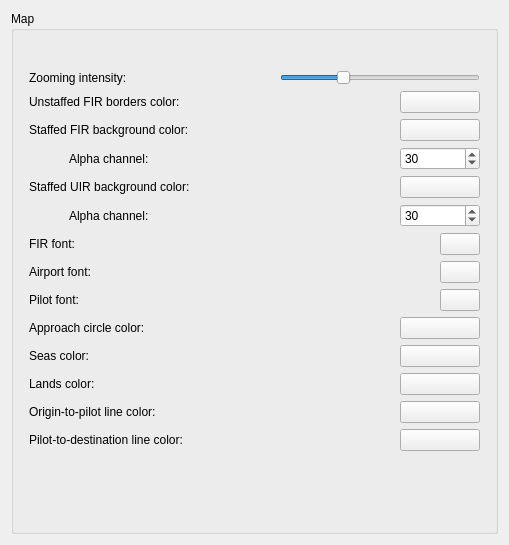
The window that source/ui/pages/mappage.ui (Vatsinator/vatsinator-legacy) describes before a commit, drawn with Qt 5.
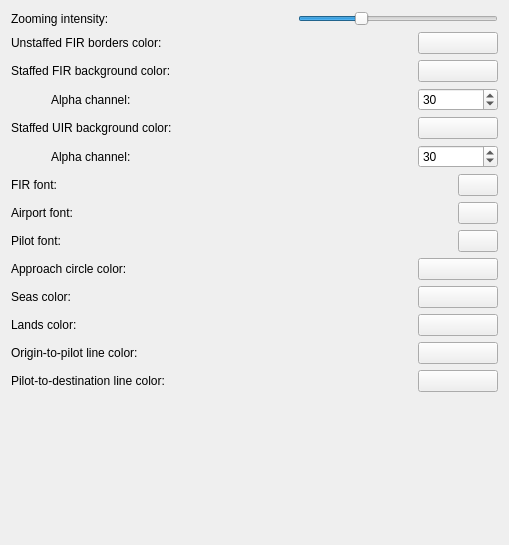
The same window after the commit. Custom widgets are drawn as their Qt base class.

What changed in the file:
```diff
--- a/source/ui/pages/mappage.ui
+++ b/source/ui/pages/mappage.ui
@@ -13,30 +13,7 @@
   <property name="windowTitle">
    <string notr="true">Map</string>
   </property>
-  <layout class="QHBoxLayout" name="horizontalLayout">
-   <item>
-    <widget class="QGroupBox" name="ColorsBox">
-     <property name="sizePolicy">
-      <sizepolicy hsizetype="MinimumExpanding" vsizetype="MinimumExpanding">
-       <horstretch>0</horstretch>
-       <verstretch>0</verstretch>
-      </sizepolicy>
-     </property>
-     <property name="title">
-      <string>Map</string>
-     </property>
-     <property name="alignment">
-      <set>Qt::AlignLeading|Qt::AlignLeft|Qt::AlignTop</set>
-     </property>
-     <layout class="QGridLayout" name="gridLayout_5">
-      <property name="leftMargin">
-       <number>15</number>
-      </property>
-      <property name="rightMargin">
-       <number>15</number>
-      </property>
-      <item row="0" column="0">
-       <layout class="QVBoxLayout" name="verticalLayout_5">
+  <layout class="QVBoxLayout" name="verticalLayout">
         <item>
          <layout class="QHBoxLayout" name="horizontalLayout_15" stretch="0,0">
           <item>
@@ -459,16 +436,11 @@
           </item>
          </layout>
         </item>
-       </layout>
-      </item>
-      <item row="1" column="0">
-       <spacer name="verticalSpacer_5">
+   <item>
+    <spacer name="verticalSpacer">
         <property name="orientation">
          <enum>Qt::Vertical</enum>
         </property>
-        <property name="sizeType">
-         <enum>QSizePolicy::Maximum</enum>
-        </property>
         <property name="sizeHint" stdset="0">
          <size>
           <width>20</width>
@@ -476,9 +448,6 @@
          </size>
         </property>
        </spacer>
-      </item>
-     </layout>
-    </widget>
    </item>
   </layout>
  </widget>
```
Lines whose indentation alone changed are shown as unchanged.
